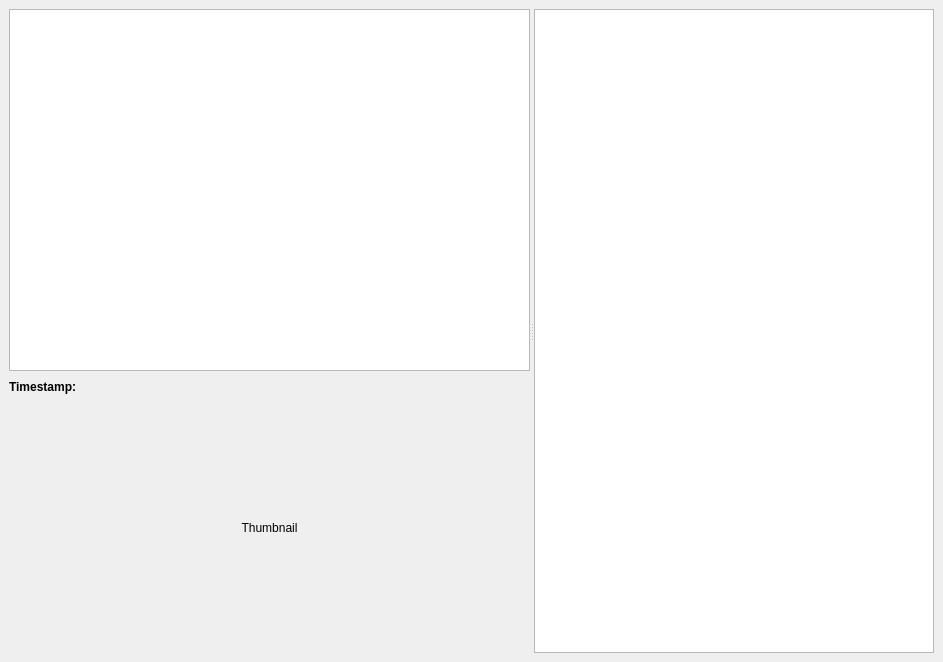
Above: src/egtmainwindowgui.ui from alexbruy/EasyGeoTagger before the change. Below: the same form after it.
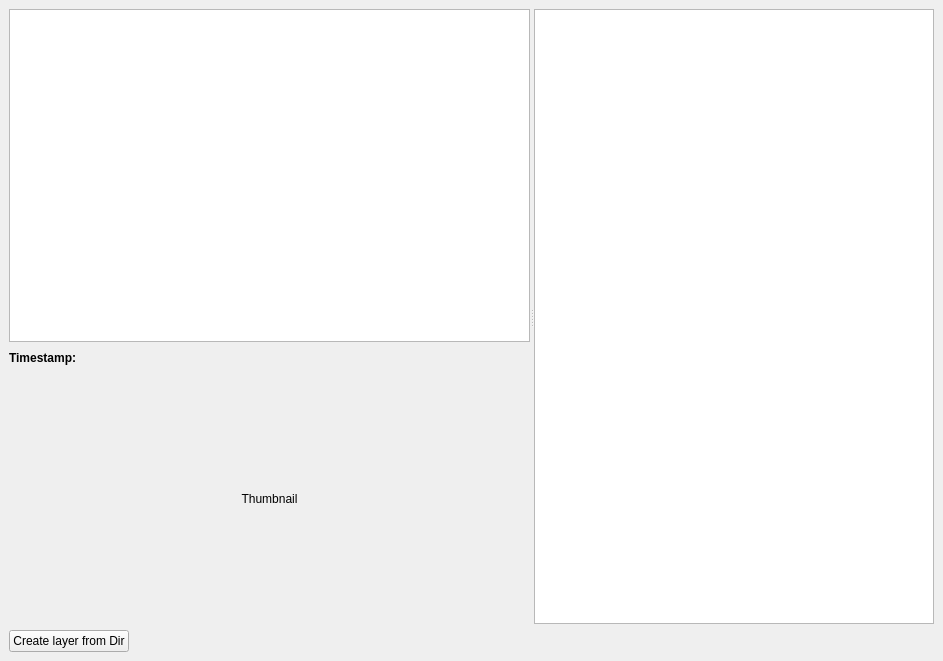
That is the form after the change.

The edit to the form file:
```diff
--- a/src/egtmainwindowgui.ui
+++ b/src/egtmainwindowgui.ui
@@ -6,15 +6,15 @@
     <x>0</x>
     <y>0</y>
     <width>943</width>
-    <height>662</height>
+    <height>661</height>
    </rect>
   </property>
   <property name="windowTitle" >
    <string>EasyGeoTagger - Alpha Works - Do Not Distribute</string>
   </property>
   <widget class="QWidget" name="centralwidget" >
-   <layout class="QVBoxLayout" >
-    <item>
+   <layout class="QGridLayout" >
+    <item row="0" column="0" colspan="2" >
      <widget class="QSplitter" name="splitter" >
       <property name="orientation" >
        <enum>Qt::Horizontal</enum>
@@ -125,6 +125,26 @@
       </widget>
      </widget>
     </item>
+    <item row="1" column="0" >
+     <widget class="QPushButton" name="pbtnCreateLayerFromDir" >
+      <property name="text" >
+       <string>Create layer from Dir</string>
+      </property>
+     </widget>
+    </item>
+    <item row="1" column="1" >
+     <spacer>
+      <property name="orientation" >
+       <enum>Qt::Horizontal</enum>
+      </property>
+      <property name="sizeHint" >
+       <size>
+        <width>791</width>
+        <height>20</height>
+       </size>
+      </property>
+     </spacer>
+    </item>
    </layout>
   </widget>
   <widget class="QMenuBar" name="menubar" >
```
Left out of the diff: 4 changed lines with no effect on the pictures.
